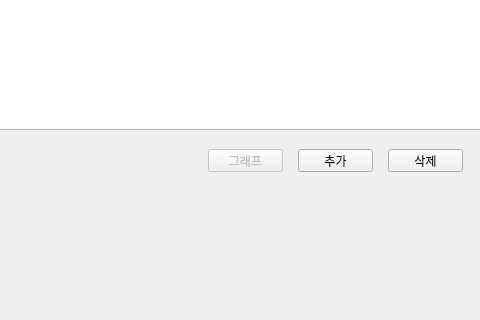
Old version of the form covid.ui in the repository ksseongill/covid_012; both pictures show x 581 to 1061 and y 260 to 580 of the 1200 by 900 pixel window.
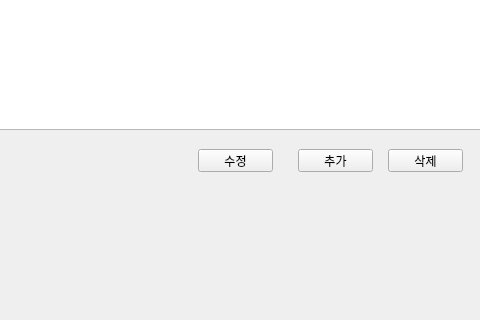
New version of the form.

The edit to the form file:
```diff
--- a/covid.ui
+++ b/covid.ui
@@ -126,20 +126,17 @@
      </property>
      <layout class="QVBoxLayout" name="graph_verticalLayout"/>
     </widget>
-    <widget class="QPushButton" name="btn_graph">
-     <property name="enabled">
-      <bool>false</bool>
-     </property>
+    <widget class="QPushButton" name="btn_change">
      <property name="geometry">
       <rect>
-       <x>790</x>
+       <x>780</x>
        <y>410</y>
        <width>75</width>
        <height>23</height>
       </rect>
      </property>
      <property name="text">
-      <string>그래프</string>
+      <string>수정</string>
      </property>
     </widget>
    </widget>
```
Left out of the diff: 3 changed lines with no effect on the pictures.
